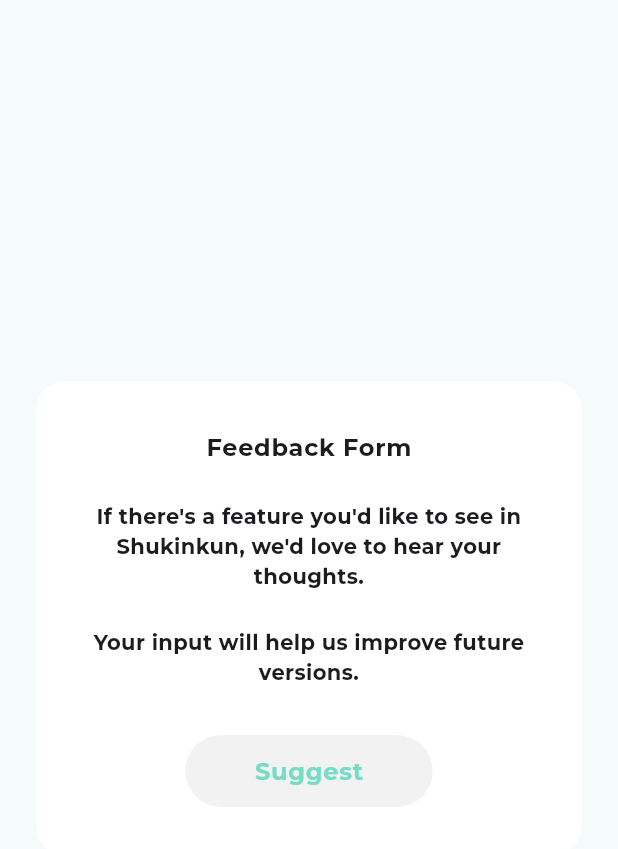
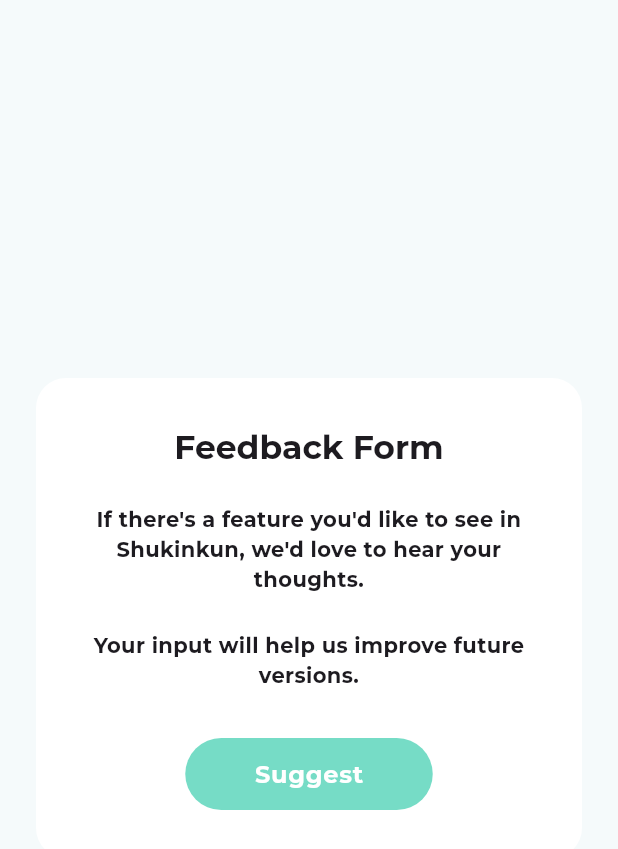
Before and after one commit to tanochan-sakonyan/collection_app, a Flutter app: the QuestionnaireDialog widget shown alone on an empty page, opened directly, on a phone screen of 412 x 824 dp. Shown: the top 849 px of the screen. Run offline on Flutter 3.47's test engine with Material 3 defaults, Android fonts, the phone set to English and light mode, and no system bars; our stand-ins replace auto_size_text, firebase_analytics, firebase_core, flutter_riverpod, flutter_slidable, flutter_spinkit and 9 more; missing offline and left inert: liquid_glass_renderer, tutorial_coach_mark; accounts and stored records are empty; network calls fail; project files that could hold a hidden picture were left out.

Commit message:
アンケートダイアログの微変更

```diff
--- a/lib/l10n/app_ja.arb
+++ b/lib/l10n/app_ja.arb
@@ -25,8 +25,8 @@
   "termsOfService": "利用規約",
   "privacyPolicy": "プライバシーポリシー",
   "deleteAccount": "アカウントの削除",
-  "questionnaireDescription": "「集金くん」にあったらいいなと思う機能があれば、ご意見いただけると幸いです。",
-  "feedbackThanks": "今後のアップデートの参考にさせていただきます。",
+  "questionnaireDescription": "「集金くん」に追加してほしい機能があれば、\nぜひご意見ください！",
+  "feedbackThanks": "今後のアップデートの\n参考にさせていただきます。",
   "suggest": "機能を提案する",
   "logoutMessage": "ログアウトしますか？",
   "no": "いいえ",
--- a/lib/ui/components/dialog/questionnaire_dialog.dart
+++ b/lib/ui/components/dialog/questionnaire_dialog.dart
@@ -21,7 +21,7 @@
               S.of(context)!.questionnaire,
               style: Theme.of(context)
                   .textTheme
-                  .bodyLarge
+                  .titleLarge
                   ?.copyWith(fontWeight: FontWeight.bold),
             ),
             const SizedBox(height: 24),
@@ -50,7 +50,7 @@
               height: 48,
               child: ElevatedButton(
                 style: ElevatedButton.styleFrom(
-                  backgroundColor: const Color(0xFFF2F2F2),
+                  backgroundColor: const Color(0xFF76DCC6),
                   shadowColor: Colors.transparent,
                   shape: RoundedRectangleBorder(
                     borderRadius: BorderRadius.circular(32),
@@ -68,7 +68,7 @@
                   S.of(context)!.suggest,
                   style: Theme.of(context).textTheme.bodyLarge?.copyWith(
                         fontWeight: FontWeight.bold,
-                        color: const Color(0xFF76DCC6),
+                        color: const Color(0xFFFFFFFF),
                       ),
                 ),
               ),
```
Also changed, not shown: lib/generated/s.dart, lib/generated/s_ja.dart.
